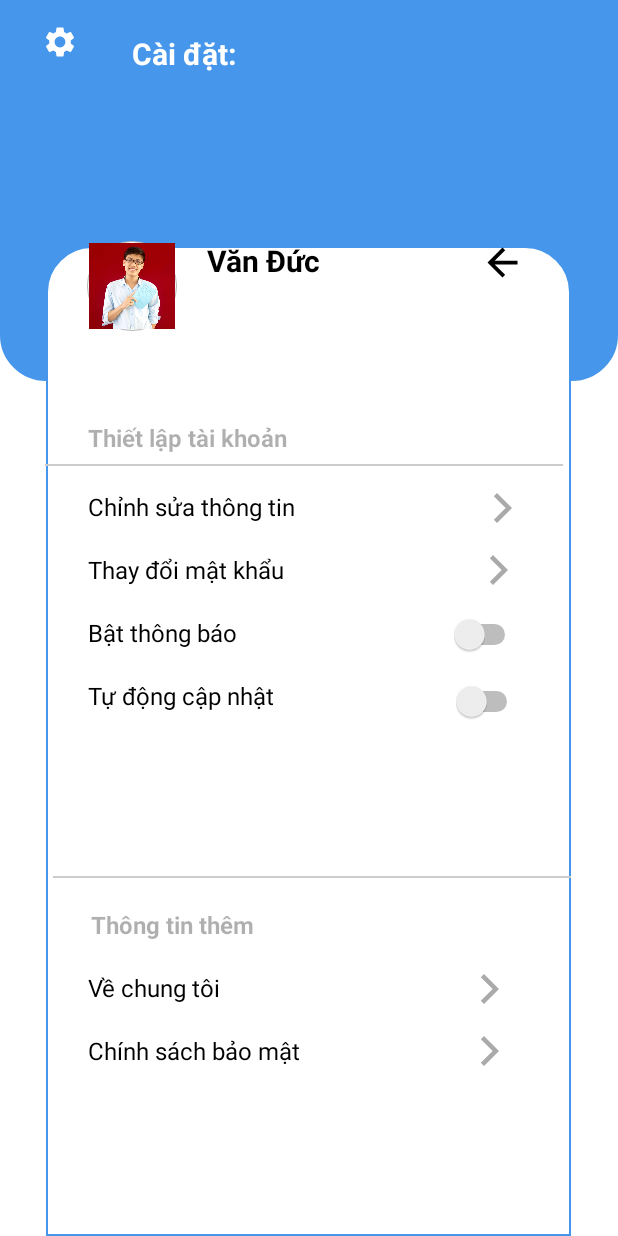
After one commit to linhcutedth/didong_quanlythuvien, an Android app: the layout setting.xml on its own in the app's theme, with its tools: preview values and no code run, on a phone screen of 412 x 824 dp. The commit adds this screen. Run offline under Robolectric (Android 15) with nearby library versions, the phone set to English and light mode, and no system bars.

Commit message:
Push setting
Push setting

```diff
--- /dev/null
+++ b/app/src/main/res/drawable/circle.xml
@@ -0,0 +1,15 @@
+<?xml version="1.0" encoding="utf-8"?>
+<shape xmlns:android="http://schemas.android.com/apk/res/android"
+    android:shape="rectangle">
+
+    <gradient
+        android:angle="270"
+        android:endColor="#ffffff"
+        android:startColor="#ffffff" />
+
+    <corners android:radius="100dp" />
+
+    <stroke
+        android:width="0.7dp"
+        android:color="#b4b4b4" />
+</shape>
--- /dev/null
+++ b/app/src/main/res/drawable/corner.xml
@@ -0,0 +1,13 @@
+<?xml version="1.0" encoding="utf-8"?>
+<shape
+    xmlns:android="http://schemas.android.com/apk/res/android"
+    android:shape="rectangle" >
+    <solid android:color="@color/main_cl" />
+    <stroke android:width="1dip"
+        android:color="#4696EB"/>
+    <corners
+        android:bottomLeftRadius="30dp"
+        android:bottomRightRadius="30dp"
+        />
+
+</shape>
--- /dev/null
+++ b/app/src/main/res/drawable/cornertop_2.xml
@@ -0,0 +1,13 @@
+<?xml version="1.0" encoding="utf-8"?>
+<shape
+    xmlns:android="http://schemas.android.com/apk/res/android"
+    android:shape="rectangle" >
+    <solid android:color="@color/white" />
+    <stroke android:width="1dip"
+        android:color="#4696EB"/>
+    <corners
+        android:topLeftRadius="30dp"
+        android:topRightRadius="30dp"
+        />
+
+</shape>
--- /dev/null
+++ b/app/src/main/res/drawable/ic_baseline_arrow_back_24.xml
@@ -0,0 +1,10 @@
+<vector xmlns:android="http://schemas.android.com/apk/res/android"
+    android:width="24dp"
+    android:height="24dp"
+    android:viewportWidth="24"
+    android:viewportHeight="24"
+    android:tint="?attr/colorControlNormal">
+  <path
+      android:fillColor="@android:color/white"
+      android:pathData="M20,11H7.83l5.59,-5.59L12,4l-8,8 8,8 1.41,-1.41L7.83,13H20v-2z"/>
+</vector>
--- /dev/null
+++ b/app/src/main/res/drawable/ic_baseline_arrow_forward_ios_24.xml
@@ -0,0 +1,10 @@
+<vector xmlns:android="http://schemas.android.com/apk/res/android"
+    android:width="24dp"
+    android:height="24dp"
+    android:viewportWidth="24"
+    android:viewportHeight="24"
+    android:tint="?attr/colorControlNormal">
+  <path
+      android:fillColor="@android:color/white"
+      android:pathData="M5.88,4.12L13.76,12l-7.88,7.88L8,22l10,-10L8,2z"/>
+</vector>
--- /dev/null
+++ b/app/src/main/res/drawable/ic_baseline_settings_24.xml
@@ -0,0 +1,10 @@
+<vector xmlns:android="http://schemas.android.com/apk/res/android"
+    android:width="24dp"
+    android:height="24dp"
+    android:viewportWidth="24"
+    android:viewportHeight="24"
+    android:tint="?attr/colorControlNormal">
+  <path
+      android:fillColor="@android:color/white"
+      android:pathData="M19.14,12.94c0.04,-0.3 0.06,-0.61 0.06,-0.94c0,-0.32 -0.02,-0.64 -0.07,-0.94l2.03,-1.58c0.18,-0.14 0.23,-0.41 0.12,-0.61l-1.92,-3.32c-0.12,-0.22 -0.37,-0.29 -0.59,-0.22l-2.39,0.96c-0.5,-0.38 -1.03,-0.7 -1.62,-0.94L14.4,2.81c-0.04,-0.24 -0.24,-0.41 -0.48,-0.41h-3.84c-0.24,0 -0.43,0.17 -0.47,0.41L9.25,5.35C8.66,5.59 8.12,5.92 7.63,6.29L5.24,5.33c-0.22,-0.08 -0.47,0 -0.59,0.22L2.74,8.87C2.62,9.08 2.66,9.34 2.86,9.48l2.03,1.58C4.84,11.36 4.8,11.69 4.8,12s0.02,0.64 0.07,0.94l-2.03,1.58c-0.18,0.14 -0.23,0.41 -0.12,0.61l1.92,3.32c0.12,0.22 0.37,0.29 0.59,0.22l2.39,-0.96c0.5,0.38 1.03,0.7 1.62,0.94l0.36,2.54c0.05,0.24 0.24,0.41 0.48,0.41h3.84c0.24,0 0.44,-0.17 0.47,-0.41l0.36,-2.54c0.59,-0.24 1.13,-0.56 1.62,-0.94l2.39,0.96c0.22,0.08 0.47,0 0.59,-0.22l1.92,-3.32c0.12,-0.22 0.07,-0.47 -0.12,-0.61L19.14,12.94zM12,15.6c-1.98,0 -3.6,-1.62 -3.6,-3.6s1.62,-3.6 3.6,-3.6s3.6,1.62 3.6,3.6S13.98,15.6 12,15.6z"/>
+</vector>
--- /dev/null
+++ b/app/src/main/res/layout/capnhatthongtin.xml
@@ -0,0 +1,11 @@
+<?xml version="1.0" encoding="utf-8"?>
+<androidx.constraintlayout.widget.ConstraintLayout xmlns:android="http://schemas.android.com/apk/res/android"
+    xmlns:app="http://schemas.android.com/apk/res-auto"
+    xmlns:tools="http://schemas.android.com/tools"
+    android:id="@+id/relativeLayout"
+    android:layout_width="match_parent"
+    android:layout_height="match_parent"
+    tools:context=".MainActivity">
+
+
+</androidx.constraintlayout.widget.ConstraintLayout>
--- /dev/null
+++ b/app/src/main/res/layout/setting.xml
@@ -0,0 +1,307 @@
+<?xml version="1.0" encoding="utf-8"?>
+<androidx.constraintlayout.widget.ConstraintLayout xmlns:android="http://schemas.android.com/apk/res/android"
+    xmlns:app="http://schemas.android.com/apk/res-auto"
+    xmlns:tools="http://schemas.android.com/tools"
+    android:id="@+id/relativeLayout"
+    android:layout_width="match_parent"
+    android:layout_height="match_parent"
+    tools:context=".MainActivity">
+
+    <TextView
+        android:id="@+id/corner"
+        android:layout_width="match_parent"
+        android:layout_height="254dp"
+        android:background="@drawable/corner"
+        android:textSize="20dp"
+        app:layout_constraintStart_toStartOf="parent"
+        app:layout_constraintTop_toTopOf="parent"></TextView>
+
+    <ImageView
+        android:id="@+id/icon_setting"
+        android:layout_width="wrap_content"
+        android:layout_height="wrap_content"
+        android:layout_marginStart="28dp"
+        android:layout_marginLeft="28dp"
+        android:layout_marginTop="16dp"
+        android:src="@drawable/ic_baseline_settings_24"
+        app:layout_constraintStart_toStartOf="parent"
+        app:layout_constraintTop_toTopOf="parent"
+        app:tint="@android:color/white" />
+
+    <TextView
+        android:id="@+id/tx_manv"
+        android:layout_width="wrap_content"
+        android:layout_height="wrap_content"
+        android:layout_marginLeft="36dp"
+        android:layout_marginBottom="74dp"
+        android:layout_marginTop="33px"
+        android:text="Cài đặt:"
+        android:textColor="#fff"
+        android:textSize="20dp"
+        android:textStyle="bold"
+        app:layout_constraintLeft_toRightOf="@+id/icon_setting"
+        app:layout_constraintTop_toTopOf="parent"
+        app:layout_constraintVertical_bias="0.108" />
+
+    <TextView
+        android:id="@+id/corner"
+        android:layout_width="350dp"
+        android:layout_height="660dp"
+        android:layout_centerHorizontal="true"
+        android:layout_centerVertical="true"
+        android:background="@drawable/cornertop_2"
+        android:textSize="20dp"
+        app:layout_constraintBottom_toBottomOf="parent"
+        app:layout_constraintHorizontal_bias="0.491"
+        app:layout_constraintLeft_toLeftOf="parent"
+        app:layout_constraintRight_toRightOf="parent"
+        app:layout_constraintTop_toTopOf="parent"
+        app:layout_constraintVertical_bias="1.0"></TextView>
+
+    <ImageView
+        android:id="@+id/ava"
+        android:layout_width="60dp"
+        android:layout_height="60dp"
+        android:padding="1dp"
+        android:cropToPadding="true"
+        android:scaleType="fitXY"
+        android:adjustViewBounds="true"
+        android:background="@drawable/circle"
+        android:src="@drawable/ava"
+        app:layout_constraintBottom_toBottomOf="parent"
+        app:layout_constraintHorizontal_bias="0.165"
+        app:layout_constraintLeft_toLeftOf="parent"
+        app:layout_constraintRight_toRightOf="parent"
+        app:layout_constraintTop_toTopOf="parent"
+        app:layout_constraintVertical_bias="0.21"
+        tools:srcCompat="@tools:sample/avatars"></ImageView>
+
+    <TextView
+        android:id="@+id/tx_name"
+        android:layout_width="wrap_content"
+        android:layout_height="wrap_content"
+        android:layout_marginLeft="20dp"
+        android:layout_marginTop="160dp"
+        android:text="Văn Đức"
+        android:textColor="#000"
+        android:textSize="20dp"
+        android:textStyle="bold"
+        app:layout_constraintLeft_toRightOf="@+id/ava"
+        app:layout_constraintTop_toTopOf="parent" />
+
+    <ImageView
+        android:id="@+id/icon_back"
+        android:layout_width="30dp"
+        android:layout_height="30dp"
+        android:layout_marginStart="320dp"
+        android:layout_marginLeft="320dp"
+        android:layout_marginTop="160dp"
+        android:src="@drawable/ic_baseline_arrow_back_24"
+        app:layout_constraintStart_toStartOf="parent"
+        app:layout_constraintTop_toTopOf="parent"
+        app:tint="@android:color/black" />
+
+    <View
+        android:id="@+id/divider"
+        android:layout_width="345dp"
+        android:layout_height="1dp"
+        android:layout_marginTop="420dp"
+        android:background="#ccc"
+        app:layout_constraintEnd_toEndOf="parent"
+        app:layout_constraintHorizontal_bias="0.53"
+        app:layout_constraintStart_toStartOf="parent"
+        app:layout_constraintTop_toTopOf="@+id/corner" />
+
+    <View
+        android:id="@+id/divider1"
+        android:layout_width="345dp"
+        android:layout_height="1dp"
+        android:layout_marginLeft="0dp"
+        android:layout_marginTop="145dp"
+        android:background="#ccc"
+        app:layout_constraintEnd_toEndOf="parent"
+        app:layout_constraintHorizontal_bias="0.454"
+        app:layout_constraintStart_toStartOf="parent"
+        app:layout_constraintTop_toTopOf="@+id/corner" />
+
+    <TextView
+        android:id="@+id/tx_thietlaptaikhoan"
+        android:layout_width="wrap_content"
+        android:layout_height="wrap_content"
+        android:layout_marginStart="28dp"
+        android:layout_marginLeft="28dp"
+        android:layout_marginTop="60dp"
+        android:text="Thiết lập tài khoản"
+        android:textColor="#50000000"
+        android:textSize="16dp"
+        android:textStyle="bold"
+        app:layout_constraintStart_toStartOf="@+id/corner"
+        app:layout_constraintTop_toBottomOf="@+id/ava" />
+
+    <TextView
+        android:id="@+id/tx_chinhsuathongtin"
+        android:layout_width="wrap_content"
+        android:layout_height="wrap_content"
+        android:layout_marginStart="28dp"
+        android:layout_marginLeft="28dp"
+        android:layout_marginTop="24dp"
+        android:text="Chỉnh sửa thông tin"
+        android:textColor="#000000"
+        android:textSize="16dp"
+        app:layout_constraintStart_toStartOf="@+id/corner"
+        app:layout_constraintTop_toBottomOf="@+id/tx_thietlaptaikhoan" />
+
+    <ImageView
+        android:id="@+id/more_chinhsuathongtin"
+        android:layout_width="wrap_content"
+        android:layout_height="wrap_content"
+        android:layout_marginStart="120dp"
+        android:layout_marginTop="24dp"
+        android:layout_marginRight="12dp"
+        android:src="@drawable/ic_baseline_arrow_forward_ios_24"
+        app:layout_constraintEnd_toEndOf="@+id/corner"
+        app:layout_constraintHorizontal_bias="0.172"
+        app:layout_constraintStart_toEndOf="@+id/tx_chinhsuathongtin"
+        app:layout_constraintTop_toBottomOf="@+id/tx_thietlaptaikhoan"
+        app:tint="@android:color/darker_gray" />
+
+    <TextView
+        android:id="@+id/tx_thaydoimatkhau"
+        android:layout_width="wrap_content"
+        android:layout_height="wrap_content"
+        android:layout_marginStart="28dp"
+        android:layout_marginLeft="28dp"
+        android:layout_marginTop="20dp"
+        android:text="Thay đổi mật khẩu"
+        android:textColor="#000000"
+        android:textSize="16dp"
+        app:layout_constraintStart_toStartOf="@+id/corner"
+        app:layout_constraintTop_toBottomOf="@+id/tx_chinhsuathongtin" />
+
+    <ImageView
+        android:id="@+id/more_thaydoimatkhau"
+        android:layout_width="wrap_content"
+        android:layout_height="wrap_content"
+        android:layout_marginTop="17dp"
+        android:layout_marginRight="12px"
+        android:src="@drawable/ic_baseline_arrow_forward_ios_24"
+        app:layout_constraintEnd_toEndOf="@+id/corner"
+        app:layout_constraintHorizontal_bias="0.825"
+        app:layout_constraintStart_toEndOf="@+id/tx_thaydoimatkhau"
+        app:layout_constraintTop_toBottomOf="@+id/more_chinhsuathongtin"
+        app:tint="@android:color/darker_gray" />
+    <TextView
+        android:id="@+id/tx_batthongbao"
+        android:layout_width="wrap_content"
+        android:layout_height="wrap_content"
+        android:layout_marginStart="28dp"
+        android:layout_marginLeft="28dp"
+        android:layout_marginTop="20dp"
+        android:text="Bật thông báo"
+        android:textColor="#000000"
+        android:textSize="16dp"
+        app:layout_constraintStart_toStartOf="@+id/corner"
+        app:layout_constraintTop_toBottomOf="@+id/tx_thaydoimatkhau" />
+
+    <Switch
+        android:id="@+id/more_batthongbao"
+        android:layout_width="wrap_content"
+        android:layout_height="wrap_content"
+        android:layout_marginTop="17dp"
+        android:layout_marginRight="12px"
+        android:src="@drawable/ic_baseline_arrow_forward_ios_24"
+        app:layout_constraintEnd_toEndOf="@+id/corner"
+        app:layout_constraintHorizontal_bias="0.847"
+        app:layout_constraintStart_toEndOf="@+id/tx_batthongbao"
+        app:layout_constraintTop_toBottomOf="@+id/more_thaydoimatkhau"
+        app:tint="@android:color/darker_gray" />
+    <TextView
+        android:id="@+id/tx_tudongcapnhat"
+        android:layout_width="wrap_content"
+        android:layout_height="wrap_content"
+        android:layout_marginStart="28dp"
+        android:layout_marginLeft="28dp"
+        android:layout_marginTop="20dp"
+        android:text="Tự động cập nhật"
+        android:textColor="#000000"
+        android:textSize="16dp"
+        app:layout_constraintStart_toStartOf="@+id/corner"
+        app:layout_constraintTop_toBottomOf="@+id/tx_batthongbao" />
+
+    <Switch
+        android:id="@+id/more_tudongcapnhat"
+        android:layout_width="wrap_content"
+        android:layout_height="wrap_content"
+        android:layout_marginTop="17dp"
+        android:layout_marginRight="12px"
+        android:src="@drawable/ic_baseline_arrow_forward_ios_24"
+        app:layout_constraintEnd_toEndOf="@+id/corner"
+        app:layout_constraintHorizontal_bias="0.83"
+        app:layout_constraintStart_toEndOf="@+id/tx_tudongcapnhat"
+        app:layout_constraintTop_toBottomOf="@+id/more_batthongbao"
+        app:tint="@android:color/darker_gray" />
+
+    <TextView
+        android:id="@+id/tx_thongtinthem"
+        android:layout_width="wrap_content"
+        android:layout_height="wrap_content"
+        android:layout_marginStart="30dp"
+        android:layout_marginLeft="30dp"
+        android:layout_marginTop="20dp"
+        android:text="Thông tin thêm"
+        android:textColor="#50000000"
+        android:textSize="16dp"
+        android:textStyle="bold"
+        app:layout_constraintStart_toStartOf="@+id/corner"
+        app:layout_constraintTop_toBottomOf="@+id/divider" />
+    <TextView
+        android:id="@+id/tx_vechungtoi"
+        android:layout_width="wrap_content"
+        android:layout_height="wrap_content"
+        android:layout_marginStart="28dp"
+        android:layout_marginLeft="28dp"
+        android:layout_marginTop="20dp"
+        android:text="Về chung tôi"
+        android:textColor="#000000"
+        android:textSize="16dp"
+        app:layout_constraintStart_toStartOf="@+id/corner"
+        app:layout_constraintTop_toBottomOf="@+id/tx_thongtinthem" />
+
+    <ImageView
+        android:id="@+id/more_vechungtoi"
+        android:layout_width="wrap_content"
+        android:layout_height="wrap_content"
+        android:layout_marginTop="20dp"
+        android:layout_marginRight="12px"
+        android:src="@drawable/ic_baseline_arrow_forward_ios_24"
+        app:layout_constraintEnd_toEndOf="@+id/corner"
+        app:layout_constraintHorizontal_bias="0.83"
+        app:layout_constraintStart_toEndOf="@+id/tx_vechungtoi"
+        app:layout_constraintTop_toBottomOf="@+id/tx_thongtinthem"
+        app:tint="@android:color/darker_gray" />
+    <TextView
+        android:id="@+id/tx_chinhsachbaomat"
+        android:layout_width="wrap_content"
+        android:layout_height="wrap_content"
+        android:layout_marginStart="28dp"
+        android:layout_marginLeft="28dp"
+        android:layout_marginTop="20dp"
+        android:text="Chính sách bảo mật"
+        android:textColor="#000000"
+        android:textSize="16dp"
+        app:layout_constraintStart_toStartOf="@+id/corner"
+        app:layout_constraintTop_toBottomOf="@+id/tx_vechungtoi" />
+
+    <ImageView
+        android:id="@+id/more_tudongcapnhat"
+        android:layout_width="wrap_content"
+        android:layout_height="wrap_content"
+        android:layout_marginTop="17dp"
+        android:layout_marginRight="12px"
+        android:src="@drawable/ic_baseline_arrow_forward_ios_24"
+        app:layout_constraintEnd_toEndOf="@+id/corner"
+        app:layout_constraintHorizontal_bias="0.83"
+        app:layout_constraintStart_toEndOf="@+id/tx_vechungtoi"
+        app:layout_constraintTop_toBottomOf="@+id/more_vechungtoi"
+        app:tint="@android:color/darker_gray" />
+</androidx.constraintlayout.widget.ConstraintLayout>
--- a/app/src/main/res/values/colors.xml
+++ b/app/src/main/res/values/colors.xml
@@ -7,4 +7,6 @@
     <color name="teal_700">#FF018786</color>
     <color name="black">#FF000000</color>
     <color name="white">#FFFFFFFF</color>
+    <color name="grey">#ccc</color>
+    <color name="main_cl">#4696EB</color>
 </resources>
```
Also changed, not shown: app/src/main/res/drawable/ava.png (added), app/src/main/res/drawable/test.png (added).
